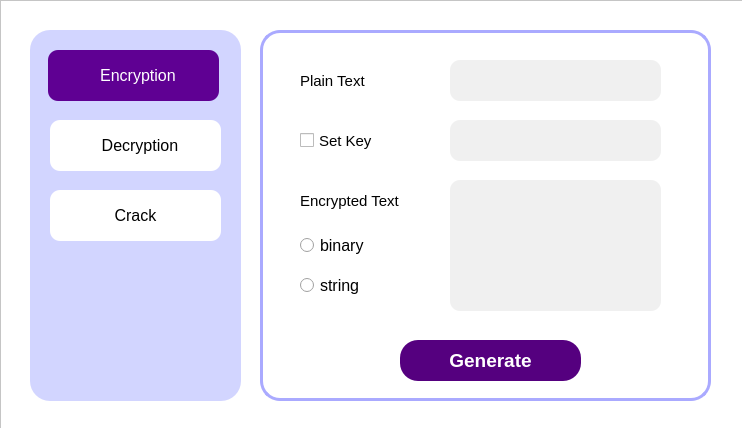
Above: ui/encryption_window.ui from Jiewoe/Simple_DES before the change. Below: the same form after it.
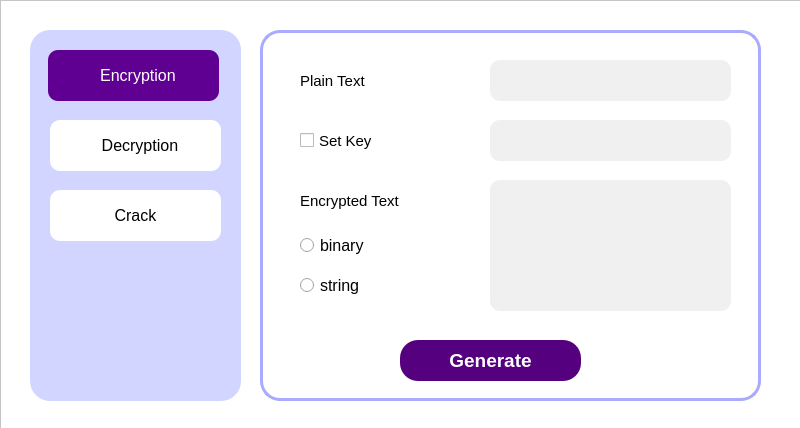
That is the form after the change. Icons and pictures are not drawn.

```diff
--- a/ui/encryption_window.ui
+++ b/ui/encryption_window.ui
@@ -6,7 +6,7 @@
    <rect>
     <x>0</x>
     <y>0</y>
-    <width>742</width>
+    <width>800</width>
     <height>428</height>
    </rect>
   </property>
@@ -18,13 +18,13 @@
   </property>
   <property name="minimumSize">
    <size>
-    <width>742</width>
+    <width>800</width>
     <height>428</height>
    </size>
   </property>
   <property name="maximumSize">
    <size>
-    <width>742</width>
+    <width>800</width>
     <height>428</height>
    </size>
   </property>
@@ -56,7 +56,7 @@
      <rect>
       <x>0</x>
       <y>0</y>
-      <width>751</width>
+      <width>821</width>
       <height>451</height>
      </rect>
     </property>
@@ -88,7 +88,7 @@
       <rect>
        <x>260</x>
        <y>30</y>
-       <width>451</width>
+       <width>501</width>
        <height>371</height>
       </rect>
      </property>
@@ -120,9 +120,9 @@
      <widget class="QLineEdit" name="plain_text_input">
       <property name="geometry">
        <rect>
-        <x>190</x>
+        <x>230</x>
         <y>30</y>
-        <width>211</width>
+        <width>241</width>
         <height>41</height>
        </rect>
       </property>
@@ -145,9 +145,9 @@
       </property>
       <property name="geometry">
        <rect>
-        <x>190</x>
+        <x>230</x>
         <y>90</y>
-        <width>211</width>
+        <width>241</width>
         <height>41</height>
        </rect>
       </property>
@@ -178,7 +178,7 @@
        <rect>
         <x>40</x>
         <y>90</y>
-        <width>91</width>
+        <width>161</width>
         <height>41</height>
        </rect>
       </property>
@@ -199,7 +199,7 @@
        <rect>
         <x>40</x>
         <y>150</y>
-        <width>141</width>
+        <width>161</width>
         <height>41</height>
        </rect>
       </property>
@@ -220,7 +220,7 @@
        <rect>
         <x>40</x>
         <y>30</y>
-        <width>91</width>
+        <width>161</width>
         <height>41</height>
        </rect>
       </property>
@@ -281,7 +281,7 @@
        <rect>
         <x>40</x>
         <y>240</y>
-        <width>81</width>
+        <width>161</width>
         <height>31</height>
        </rect>
       </property>
@@ -305,7 +305,7 @@
        <rect>
         <x>40</x>
         <y>200</y>
-        <width>91</width>
+        <width>151</width>
         <height>31</height>
        </rect>
       </property>
@@ -327,9 +327,9 @@
      <widget class="QTextEdit" name="encrypted_text_input">
       <property name="geometry">
        <rect>
-        <x>190</x>
+        <x>230</x>
         <y>150</y>
-        <width>211</width>
+        <width>241</width>
         <height>131</height>
        </rect>
       </property>
```
Left out of the diff: 16 changed lines with no effect on the pictures.
